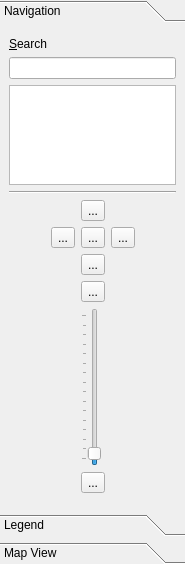
This is src/MarbleControlBox.ui in KDE/marble as Qt 5 draws it before an edit. The edited form follows.
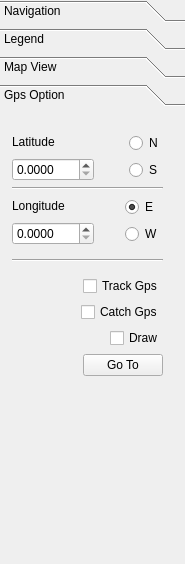
This is the edited form. The open tabs and pages were chosen to show the change. Icons and pictures are not drawn. Custom widgets are drawn as their Qt base class.

The edit to the form file:
```diff
--- a/src/MarbleControlBox.ui
+++ b/src/MarbleControlBox.ui
@@ -10,9 +10,7 @@
    </rect>
   </property>
   <property name="sizePolicy" >
-   <sizepolicy>
-    <hsizetype>5</hsizetype>
-    <vsizetype>5</vsizetype>
+   <sizepolicy vsizetype="Preferred" hsizetype="Preferred" >
     <horstretch>0</horstretch>
     <verstretch>0</verstretch>
    </sizepolicy>
@@ -62,7 +60,7 @@
         <x>0</x>
         <y>0</y>
         <width>169</width>
-        <height>492</height>
+        <height>497</height>
        </rect>
       </property>
       <attribute name="label" >
@@ -80,7 +78,19 @@
          <property name="margin" >
           <number>0</number>
          </property>
-         <property name="spacing" >
+         <property name="topMargin" >
+          <number>0</number>
+         </property>
+         <property name="rightMargin" >
+          <number>0</number>
+         </property>
+         <property name="bottomMargin" >
+          <number>0</number>
+         </property>
+         <property name="horizontalSpacing" >
+          <number>6</number>
+         </property>
+         <property name="verticalSpacing" >
           <number>6</number>
          </property>
          <item row="5" column="0" >
@@ -103,9 +113,7 @@
          <item row="2" column="0" >
           <widget class="QLineEdit" name="searchLineEdit" >
            <property name="sizePolicy" >
-            <sizepolicy>
-             <hsizetype>5</hsizetype>
-             <vsizetype>0</vsizetype>
+            <sizepolicy vsizetype="Fixed" hsizetype="Preferred" >
              <horstretch>0</horstretch>
              <verstretch>0</verstretch>
             </sizepolicy>
@@ -121,9 +129,7 @@
          <item row="3" column="0" >
           <widget class="SearchListView" name="locationListView" >
            <property name="sizePolicy" >
-            <sizepolicy>
-             <hsizetype>5</hsizetype>
-             <vsizetype>0</vsizetype>
+            <sizepolicy vsizetype="Fixed" hsizetype="Preferred" >
              <horstretch>0</horstretch>
              <verstretch>0</verstretch>
             </sizepolicy>
@@ -203,7 +209,19 @@
            <property name="margin" >
             <number>0</number>
            </property>
-           <property name="spacing" >
+           <property name="topMargin" >
+            <number>0</number>
+           </property>
+           <property name="rightMargin" >
+            <number>0</number>
+           </property>
+           <property name="bottomMargin" >
+            <number>0</number>
+           </property>
+           <property name="horizontalSpacing" >
+            <number>6</number>
+           </property>
+           <property name="verticalSpacing" >
             <number>6</number>
            </property>
            <item row="1" column="0" >
@@ -317,9 +335,7 @@
            <item row="4" column="1" >
             <widget class="QSlider" name="zoomSlider" >
              <property name="sizePolicy" >
-              <sizepolicy>
-               <hsizetype>0</hsizetype>
-               <vsizetype>3</vsizetype>
+              <sizepolicy vsizetype="MinimumExpanding" hsizetype="Fixed" >
                <horstretch>0</horstretch>
                <verstretch>0</verstretch>
               </sizepolicy>
@@ -488,6 +504,288 @@
        </item>
       </layout>
      </widget>
+     <widget class="QWidget" name="gpsOption" >
+      <property name="enabled" >
+       <bool>true</bool>
+      </property>
+      <property name="geometry" >
+       <rect>
+        <x>0</x>
+        <y>0</y>
+        <width>185</width>
+        <height>440</height>
+       </rect>
+      </property>
+      <attribute name="label" >
+       <string>Gps Option</string>
+      </attribute>
+      <widget class="QWidget" name="" >
+       <property name="geometry" >
+        <rect>
+         <x>12</x>
+         <y>12</y>
+         <width>151</width>
+         <height>261</height>
+        </rect>
+       </property>
+       <layout class="QVBoxLayout" >
+        <item>
+         <layout class="QVBoxLayout" >
+          <item>
+           <layout class="QHBoxLayout" >
+            <item>
+             <layout class="QVBoxLayout" >
+              <item>
+               <widget class="QLabel" name="m_latLabel" >
+                <property name="text" >
+                 <string>Latitude</string>
+                </property>
+               </widget>
+              </item>
+              <item>
+               <widget class="QDoubleSpinBox" name="m_latSpin" >
+                <property name="minimumSize" >
+                 <size>
+                  <width>82</width>
+                  <height>0</height>
+                 </size>
+                </property>
+                <property name="decimals" >
+                 <number>4</number>
+                </property>
+                <property name="maximum" >
+                 <double>90.000000000000000</double>
+                </property>
+               </widget>
+              </item>
+             </layout>
+            </item>
+            <item>
+             <spacer>
+              <property name="orientation" >
+               <enum>Qt::Horizontal</enum>
+              </property>
+              <property name="sizeHint" >
+               <size>
+                <width>16</width>
+                <height>49</height>
+               </size>
+              </property>
+             </spacer>
+            </item>
+            <item>
+             <layout class="QVBoxLayout" >
+              <item>
+               <widget class="QRadioButton" name="m_nRadio" >
+                <property name="text" >
+                 <string>N</string>
+                </property>
+                <property name="checked" >
+                 <bool>true</bool>
+                </property>
+               </widget>
+              </item>
+              <item>
+               <widget class="QRadioButton" name="m_sRadio" >
+                <property name="text" >
+                 <string>S</string>
+                </property>
+               </widget>
+              </item>
+             </layout>
+            </item>
+           </layout>
+          </item>
+          <item>
+           <widget class="Line" name="line" >
+            <property name="orientation" >
+             <enum>Qt::Horizontal</enum>
+            </property>
+           </widget>
+          </item>
+          <item>
+           <layout class="QHBoxLayout" >
+            <item>
+             <layout class="QVBoxLayout" >
+              <item>
+               <widget class="QLabel" name="m_lonLabel" >
+                <property name="text" >
+                 <string>Longitude</string>
+                </property>
+               </widget>
+              </item>
+              <item>
+               <widget class="QDoubleSpinBox" name="m_lonSpin" >
+                <property name="minimumSize" >
+                 <size>
+                  <width>82</width>
+                  <height>0</height>
+                 </size>
+                </property>
+                <property name="decimals" >
+                 <number>4</number>
+                </property>
+                <property name="maximum" >
+                 <double>180.000000000000000</double>
+                </property>
+               </widget>
+              </item>
+             </layout>
+            </item>
+            <item>
+             <spacer>
+              <property name="orientation" >
+               <enum>Qt::Horizontal</enum>
+              </property>
+              <property name="sizeHint" >
+               <size>
+                <width>16</width>
+                <height>49</height>
+               </size>
+              </property>
+             </spacer>
+            </item>
+            <item>
+             <layout class="QVBoxLayout" >
+              <item>
+               <widget class="QRadioButton" name="m_eRadio" >
+                <property name="text" >
+                 <string>E</string>
+                </property>
+                <property name="checked" >
+                 <bool>true</bool>
+                </property>
+               </widget>
+              </item>
+              <item>
+               <widget class="QRadioButton" name="m_wRadio" >
+                <property name="text" >
+                 <string>W</string>
+                </property>
+               </widget>
+              </item>
+             </layout>
+            </item>
+           </layout>
+          </item>
+         </layout>
+        </item>
+        <item>
+         <widget class="Line" name="line_2" >
+          <property name="orientation" >
+           <enum>Qt::Horizontal</enum>
+          </property>
+         </widget>
+        </item>
+        <item>
+         <layout class="QVBoxLayout" >
+          <item>
+           <layout class="QHBoxLayout" >
+            <item>
+             <spacer>
+              <property name="orientation" >
+               <enum>Qt::Horizontal</enum>
+              </property>
+              <property name="sizeHint" >
+               <size>
+                <width>40</width>
+                <height>20</height>
+               </size>
+              </property>
+             </spacer>
+            </item>
+            <item>
+             <widget class="QCheckBox" name="m_trackGps" >
+              <property name="text" >
+               <string>Track Gps</string>
+              </property>
+             </widget>
+            </item>
+           </layout>
+          </item>
+          <item>
+           <layout class="QHBoxLayout" >
+            <item>
+             <spacer>
+              <property name="orientation" >
+               <enum>Qt::Horizontal</enum>
+              </property>
+              <property name="sizeHint" >
+               <size>
+                <width>40</width>
+                <height>20</height>
+               </size>
+              </property>
+             </spacer>
+            </item>
+            <item>
+             <widget class="QCheckBox" name="m_catchGps" >
+              <property name="text" >
+               <string>Catch Gps</string>
+              </property>
+             </widget>
+            </item>
+           </layout>
+          </item>
+          <item>
+           <layout class="QHBoxLayout" >
+            <item>
+             <spacer>
+              <property name="orientation" >
+               <enum>Qt::Horizontal</enum>
+              </property>
+              <property name="sizeHint" >
+               <size>
+                <width>40</width>
+                <height>20</height>
+               </size>
+              </property>
+             </spacer>
+            </item>
+            <item>
+             <widget class="QCheckBox" name="m_gpsDrawBox" >
+              <property name="enabled" >
+               <bool>true</bool>
+              </property>
+              <property name="text" >
+               <string>Draw</string>
+              </property>
+             </widget>
+            </item>
+           </layout>
+          </item>
+          <item>
+           <layout class="QHBoxLayout" >
+            <item>
+             <spacer>
+              <property name="orientation" >
+               <enum>Qt::Horizontal</enum>
+              </property>
+              <property name="sizeHint" >
+               <size>
+                <width>40</width>
+                <height>20</height>
+               </size>
+              </property>
+             </spacer>
+            </item>
+            <item>
+             <widget class="QPushButton" name="m_gpsGoButton" >
+              <property name="enabled" >
+               <bool>true</bool>
+              </property>
+              <property name="text" >
+               <string>Go To</string>
+              </property>
+             </widget>
+            </item>
+           </layout>
+          </item>
+         </layout>
+        </item>
+       </layout>
+      </widget>
+     </widget>
     </widget>
    </item>
   </layout>
```
Left out of the diff: 91 changed lines with no effect on the pictures.
